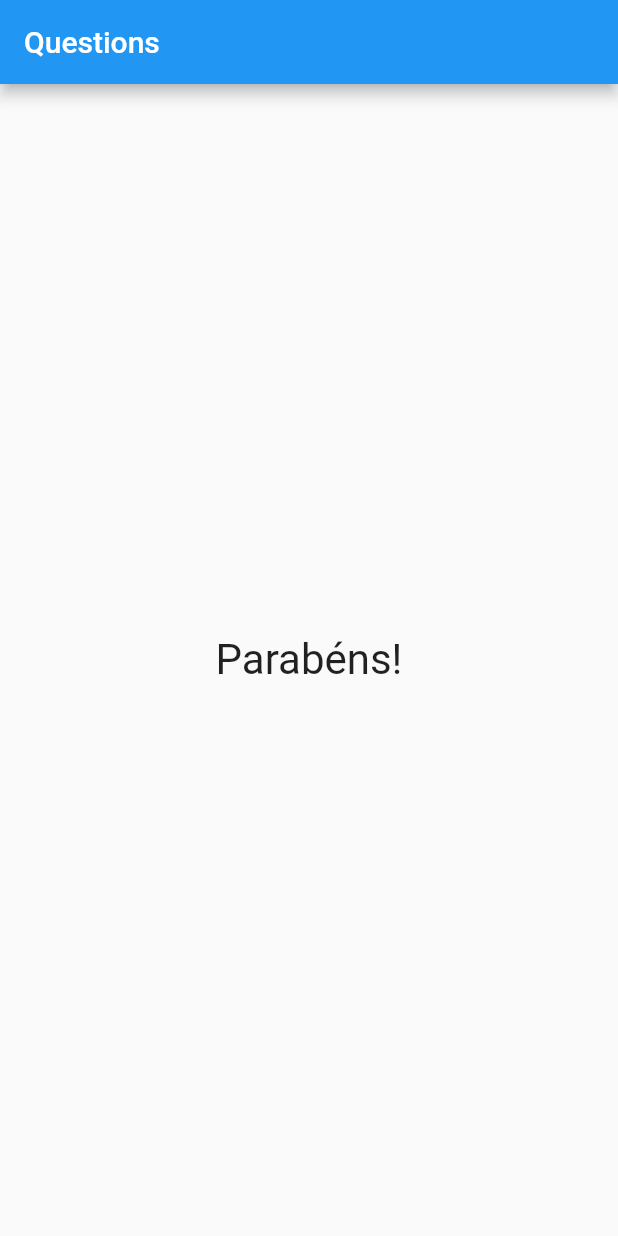
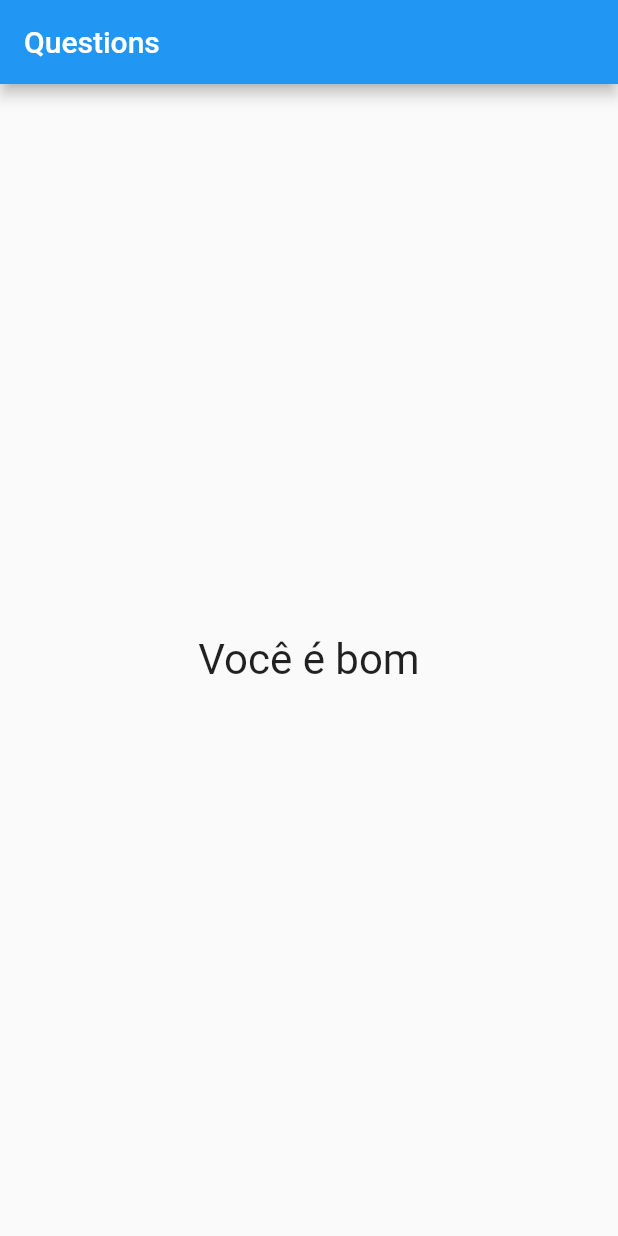
Before and after one commit to matheus-paulino/init-dart, a Flutter app: the screen it shows after launch, after a tap on "Preto", after a tap on "Girafa", on a phone screen of 412 x 824 dp. Run offline on Flutter 3.47's test engine with Material 2 defaults, Android fonts, the phone set to English and light mode, and no system bars.

Commit message:
message points in widget result

```diff
--- a/lib/main.dart
+++ b/lib/main.dart
@@ -66,7 +66,7 @@ class QuestionAppState extends State<AskApp> {
                   answerSelected: _askSelected,
                   onAnswer: _response,
                 )
-              : Result()),
+              : Result(_totalPoints)),
     );
   }
 }
--- a/lib/result.dart
+++ b/lib/result.dart
@@ -1,13 +1,27 @@
 import 'package:flutter/material.dart';
 
 class Result extends StatelessWidget {
-  const Result({Key key}) : super(key: key);
+  final int points;
+
+  Result(this.points);
+
+  String get textCongratulations {
+    if (points < 8) {
+      return 'Parabéns!';
+    } else if (points < 12) {
+      return 'Você é bom';
+    } else if (points < 16) {
+      return 'Impressionante';
+    } else {
+      return 'Nível Jedí';
+    }
+  }
 
   @override
   Widget build(BuildContext context) {
     return new Center(
       child: Text(
-        'Parabéns!',
+        textCongratulations,
         style: TextStyle(fontSize: 28),
       ),
     );
```
